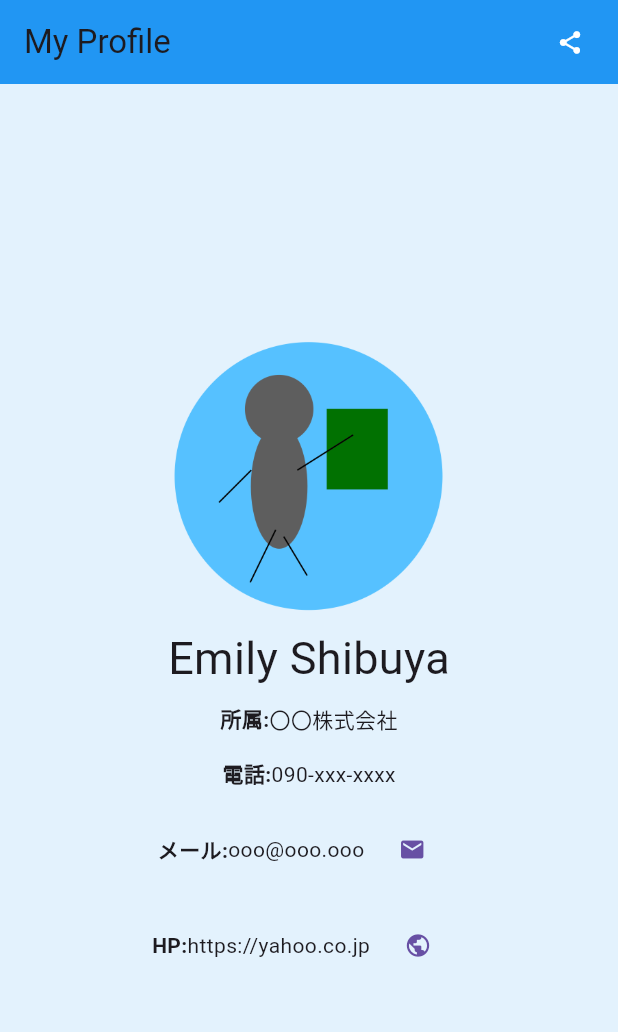
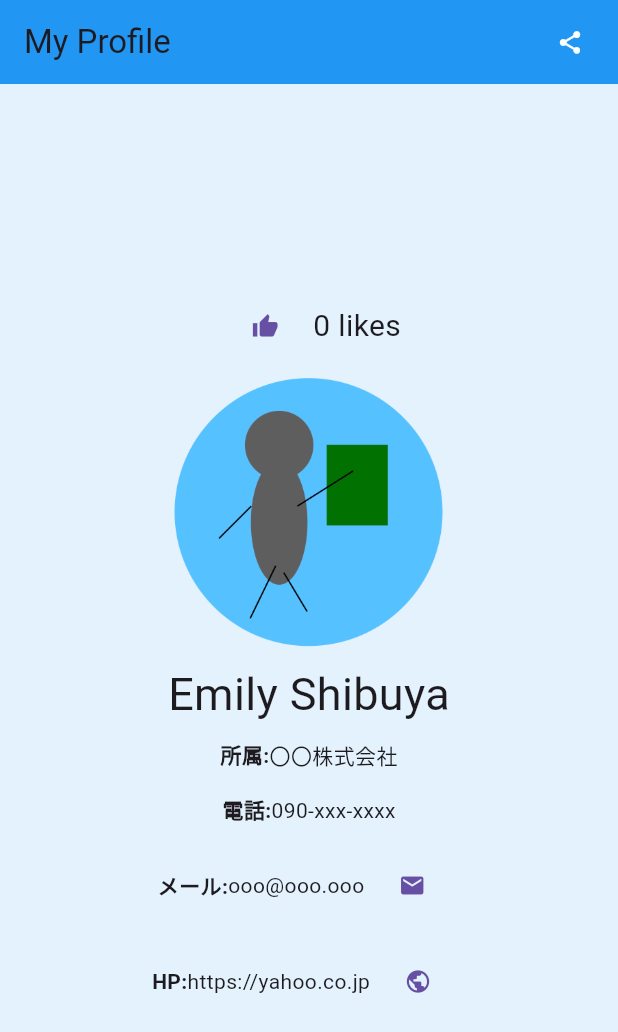
Before and after one commit to tomoakien/my-profile, a Flutter app: the screen it shows after launch, on a phone screen of 412 x 824 dp. Shown: the top 1032 px of the screen. Run offline on Flutter 3.47's test engine with Material 3 defaults, Android fonts, the phone set to English and light mode, and no system bars; drawn by our look-alikes of screenshot; our stand-ins replace share_plus.

Commit message:
issue1対応

```diff
--- /dev/null
+++ b/lib/count.dart
@@ -0,0 +1,10 @@
+import 'package:flutter/material.dart';
+
+class Count extends ChangeNotifier {
+  int count = 0;
+
+  void countIncreamented() {
+    count += 1;
+    notifyListeners();
+  }
+}
--- a/lib/main.dart
+++ b/lib/main.dart
@@ -4,18 +4,29 @@ import 'package:flutter/cupertino.dart';
 import 'package:flutter/material.dart';
 import 'package:flutter/widgets.dart';
 import 'package:path_provider/path_provider.dart';
+import 'package:provider/provider.dart';
 import 'package:screenshot/screenshot.dart';
 import 'package:url_launcher/url_launcher.dart';
 import 'package:share_plus/share_plus.dart';
 import 'package:path_provider/path_provider.dart';
+
+import 'count.dart';
 
 void main() {
   runApp(myApp());
 }
 
 class myApp extends StatelessWidget {
-  //const myApp({Key? key}) : super(key: key);
+  @override
+  Widget build(BuildContext context) {
+    return MaterialApp(
+      home: ChangeNotifierProvider<Count>(
+          create: (context) => Count(), child: Home()),
+    );
+  }
+}
 
+class Home extends StatelessWidget {
   final String mailAddress = 'flutter.database@gmail.com';
   final String mailTitle = '件名です';
   final String mailContents = 'メール本文です';
@@ -31,8 +42,7 @@ class myApp extends StatelessWidget {
 
   @override
   Widget build(BuildContext context) {
-    return MaterialApp(
-        home: Scaffold(
+    return Scaffold(
         backgroundColor: Colors.blue.shade50,
         appBar: AppBar(
           backgroundColor: Colors.blue,
@@ -65,16 +75,30 @@ class myApp extends StatelessWidget {
         body: Padding(
           padding: const EdgeInsets.all(8.0),
           child: Center(
-                child: Column(
-                    mainAxisAlignment: MainAxisAlignment.center,
-                    children: [
+            child:
+                Column(mainAxisAlignment: MainAxisAlignment.center, children: [
               Screenshot(
                 controller: screenshotController,
                 child: Column(
                   children: [
+                    Row(
+                      mainAxisAlignment: MainAxisAlignment.center,
+                      children: [
+                        TextButton(
+                          onPressed: () {
+                            Provider.of<Count>(context, listen: false)
+                                .countIncreamented();
+                          },
+                          child: Icon(Icons.thumb_up),
+                        ),
+                        Text(
+                          '${Provider.of<Count>(context).count} likes',
+                          style: TextStyle(fontSize: 20),
+                        )
+                      ],
+                    ),
                     Image.asset("assets/icon.png", height: 200),
-                            Text("Emily Shibuya",
-                                style: TextStyle(fontSize: 30)),
+                    Text("Emily Shibuya", style: TextStyle(fontSize: 30)),
                     Padding(
                       padding: const EdgeInsets.all(8.0),
                       child: Row(
@@ -82,8 +106,7 @@ class myApp extends StatelessWidget {
                           children: [
                             Text(
                               "所属:",
-                                      style: TextStyle(
-                                          fontWeight: FontWeight.bold),
+                              style: TextStyle(fontWeight: FontWeight.bold),
                             ),
                             Text("〇〇株式会社")
                           ]),
@@ -94,8 +117,7 @@ class myApp extends StatelessWidget {
                           mainAxisAlignment: MainAxisAlignment.center,
                           children: [
                             Text("電話:",
-                                        style: TextStyle(
-                                            fontWeight: FontWeight.bold)),
+                                style: TextStyle(fontWeight: FontWeight.bold)),
                             Text("090-xxx-xxxx")
                           ]),
                     ),
@@ -104,12 +126,9 @@ class myApp extends StatelessWidget {
               ),
               Padding(
                 padding: const EdgeInsets.all(8.0),
-                        child: Row(
-                            mainAxisAlignment: MainAxisAlignment.center,
-                            children: [
-                              Text("メール:",
-                                  style:
-                                      TextStyle(fontWeight: FontWeight.bold)),
+                child:
+                    Row(mainAxisAlignment: MainAxisAlignment.center, children: [
+                  Text("メール:", style: TextStyle(fontWeight: FontWeight.bold)),
                   Text("ooo@ooo.ooo"),
                   TextButton(
                       onPressed: () async {
@@ -139,6 +158,6 @@ class myApp extends StatelessWidget {
               ),
             ]),
           ),
-            )));
+        ));
   }
 }
--- a/pubspec.yaml
+++ b/pubspec.yaml
@@ -38,6 +38,7 @@ dependencies:
   share_plus: ^9.0.0
   screenshot: ^2.5.0
   path_provider: ^2.1.3
+  provider: ^6.1.2
 
 dev_dependencies:
   flutter_test:
```
Also changed, not shown: pubspec.lock. Lines whose indentation alone changed are shown as unchanged.
